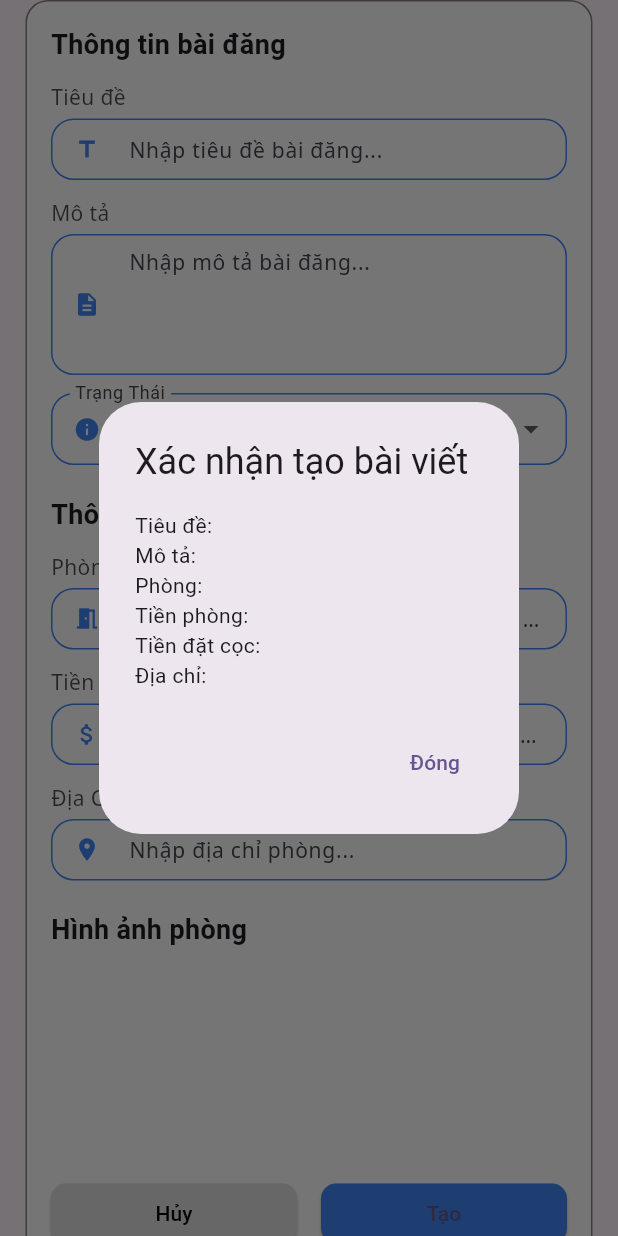
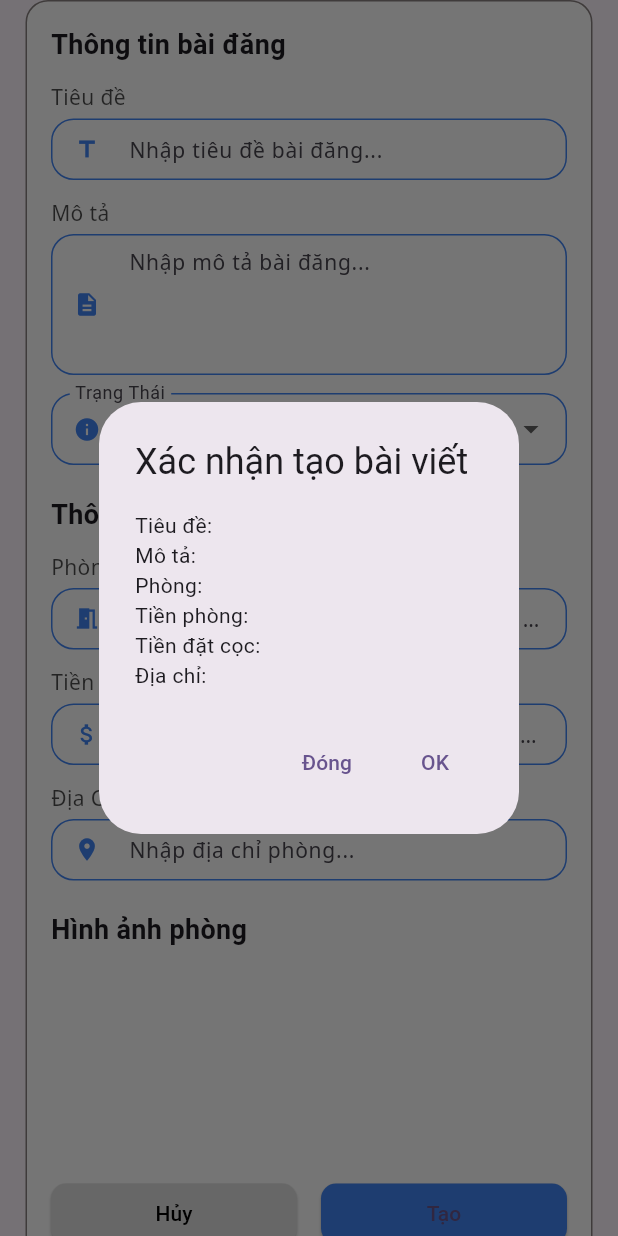
Before and after one commit to nho-moi-so/quan-ly-tim-kiem-phong-tro, a Flutter app: the RoomDetailCardWidget widget shown alone on an empty page, opened directly with empty values, after a tap on "Tạo", on a phone screen of 412 x 824 dp. Run offline on Flutter 3.47's test engine with Material 3 defaults, Android fonts, the phone set to English and light mode, and no system bars; our stand-ins replace cloud_firestore, firebase_core, fl_chart, flutter_svg, image_picker, pie_chart; accounts and stored records are empty; network calls fail; Roboto replaces fonts that are missing (Noto Sans).

Commit message:
feat: Update post creation and detail retrieval logic, enhance data handling in Post model and services, and improve UI feedback in detail screens

```diff
--- a/quan_ly_tim_kiem_phong_tro_fe/lib/features/owner/screens/manager_post/detail_post_screens.dart
+++ b/quan_ly_tim_kiem_phong_tro_fe/lib/features/owner/screens/manager_post/detail_post_screens.dart
@@ -61,6 +61,9 @@ class DetailPostScreen extends StatelessWidget {
                         if(result){
                           print("Tạo bài đăng thành công");
                         }
+                        else{
+                          print("Tạo bài đăng thất bại");
+                        }
                       } else {
                         // Gọi API cập nhật bài đăng
                         print("Cập nhật bài đăng: ${data.postId}");
--- a/quan_ly_tim_kiem_phong_tro_fe/lib/features/owner/widgets/post/room_detail_card_widget.dart
+++ b/quan_ly_tim_kiem_phong_tro_fe/lib/features/owner/widgets/post/room_detail_card_widget.dart
@@ -1,9 +1,7 @@
 import 'dart:io';
-
 import 'package:flutter/material.dart';
 import 'package:image_picker/image_picker.dart';
 import 'package:quan_ly_tim_kiem_phong_tro_fe/features/owner/controller/post_controller.dart';
-import 'package:quan_ly_tim_kiem_phong_tro_fe/features/owner/helpers/status_constants.dart';
 import 'package:quan_ly_tim_kiem_phong_tro_fe/features/owner/viewmodel/post_detail.dart';
 
 class RoomDetailCardWidget extends StatefulWidget {
@@ -40,9 +38,9 @@ class _RoomDetailCardWidgetState extends State<RoomDetailCardWidget> {
     statusController = TextEditingController(text: widget.postDetail.status ?? '');
     postTitleController = TextEditingController(text: widget.postDetail.postTitle ?? '');
     postDescriptionController = TextEditingController(text: widget.postDetail.postDescription ?? '');
-    postStatusController = TextEditingController(text: widget.postDetail.postStatus ?? 'Nháp....');
+    postStatusController = TextEditingController(text: widget.postDetail.postStatus);
     imageUrls = widget.postDetail.imageUrls ?? [];
-    List<String> allStatuses = PostController().getAllPostStatus();
+    List<Map<String, String>> allStatuses = PostController().getAllPostStatus();
   }
 
   @override
@@ -106,10 +104,10 @@ class _RoomDetailCardWidgetState extends State<RoomDetailCardWidget> {
                       filled: true,
                       fillColor: Colors.white,
                     ),
-                    items: PostStatus.values.map((status) {
+                    items: PostController().getAllPostStatus().map((status) {
                       return DropdownMenuItem<String>(
-                        value: status,
-                        child: Text(status),
+                        value: status['value'],
+                        child: Text(status['label'] ?? status['value'] ?? ''),
                       );
                     }).toList(),
                     onChanged: (value) {
@@ -190,16 +188,30 @@ class _RoomDetailCardWidgetState extends State<RoomDetailCardWidget> {
                           onPressed: () {
                             final info = '''Tiêu đề: ${postTitleController.text}\nMô tả: ${postDescriptionController.text}\nPhòng: ${roomController.text}\nTiền phòng: ${priceController.text}\nTiền đặt cọc: ${depositController.text}\nĐịa chỉ: ${addressController.text}''';
                             bool isCreate = widget.postDetail.postId == null || widget.postDetail.postId!.isEmpty || widget.postDetail.postId == "new";
-                            if (widget.onSubmit != null) {
-                              widget.onSubmit!(isCreate, widget.postDetail);
-                            }
                             showDialog(
                               context: context,
                               builder: (ctx) => AlertDialog(
                                 title: Text(isCreate ? 'Xác nhận tạo bài viết' : 'Xác nhận cập nhật'),
                                 content: Text(info),
                                 actions: [
-                                  TextButton(onPressed: () => Navigator.pop(ctx), child: const Text('Đóng')),
+                                  TextButton(
+                                    onPressed: () => Navigator.pop(ctx),
+                                    child: const Text('Đóng'),
+                                  ),
+                                  TextButton(
+                                    onPressed: () {
+                                      Navigator.pop(ctx);
+                                      // Cập nhật lại dữ liệu PostDetail từ controller trước khi submit
+                                      widget.postDetail.postTitle = postTitleController.text;
+                                      widget.postDetail.postDescription = postDescriptionController.text;
+                                      widget.postDetail.postStatus = postStatusController.text;
+                                      // Các trường khác nếu cần
+                                      if (widget.onSubmit != null) {
+                                        widget.onSubmit!(isCreate, widget.postDetail);
+                                      }
+                                    },
+                                    child: const Text('OK'),
+                                  ),
                                 ],
                               ),
                             );
--- a/quan_ly_tim_kiem_phong_tro_fe/lib/main.dart
+++ b/quan_ly_tim_kiem_phong_tro_fe/lib/main.dart
@@ -1,5 +1,6 @@
 import 'package:firebase_core/firebase_core.dart';
 import 'package:flutter/material.dart';
+import 'package:quan_ly_tim_kiem_phong_tro_fe/model/post.dart';
 
 import '../../service/navigation_service.dart';
 import 'features/owner/screens/screens.dart';
@@ -27,7 +28,7 @@ class MyApp extends StatelessWidget {
       //     '/': (context) => HomeScreens(),
       //     '/signup': (context) => RegisterScreens(),
       //   },
-      home: PostScreen(), //==================
+      home: ApartmentScreen(), //==================
     );
   }
 }
```
Also changed, not shown: quan_ly_tim_kiem_phong_tro_fe/lib/features/owner/controller/post_controller.dart (+46 -25 lines), quan_ly_tim_kiem_phong_tro_fe/lib/model/post.dart (+12 -12 lines), quan_ly_tim_kiem_phong_tro_fe/lib/service/owner/post_service.dart (+5 -4 lines).
